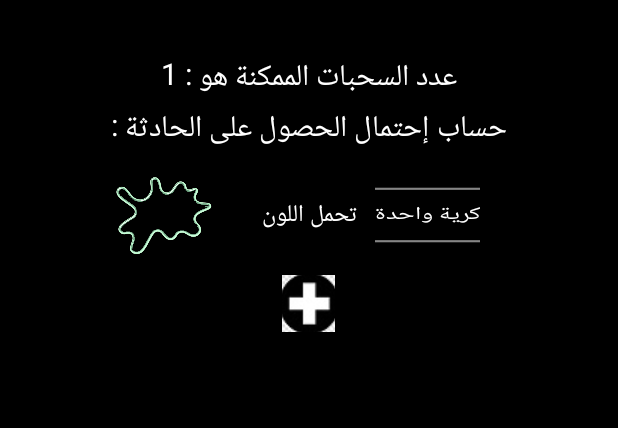
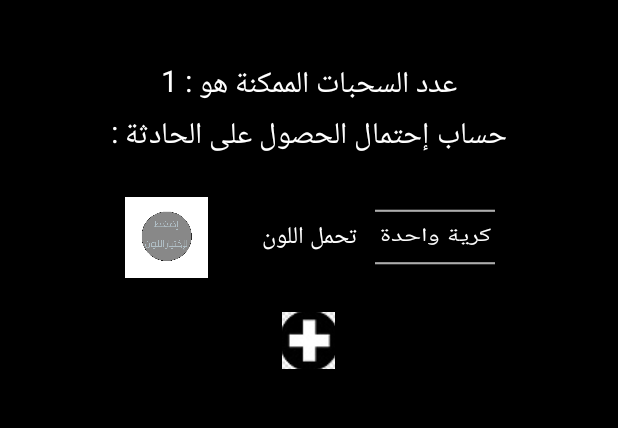
Before and after one commit to kheirouBMT/Probabilis, an Android app: the togetherF screen opened directly, with no data from a screen before it, on a phone screen of 412 x 824 dp, the part 84-512 px from its top. Run offline under Robolectric (Android 15) with nearby library versions, the phone set to English and light mode, and no system bars; 1 statement that could not run was skipped.

Commit message:
90% 1st layout

```diff
--- a/app/src/main/res/layout/activity_together_f.xml
+++ b/app/src/main/res/layout/activity_together_f.xml
@@ -18,7 +18,7 @@
             android:layout_width="match_parent"
             android:layout_height="wrap_content"
             android:orientation="vertical"
-            android:paddingVertical="15dp">
+            android:paddingVertical="20dp">
 
             <TextView
                 android:id="@+id/all1"
@@ -40,13 +40,14 @@
 
             <androidx.constraintlayout.widget.ConstraintLayout
                 android:id="@+id/first_line"
-                android:layout_width="match_parent"
-                android:layout_height="80dp"
-                android:layoutDirection="inherit">
+                android:layout_width="383dp"
+                android:layout_height="100dp"
+                android:layoutDirection="inherit"
+                android:layout_gravity="center">
 
                 <NumberPicker
-                    android:id="@+id/TEST"
-                    android:layout_width="70dp"
+                    android:id="@+id/picker1"
+                    android:layout_width="80dp"
                     android:layout_height="match_parent"
                     android:layout_marginStart="8dp"
                     android:importantForAccessibility="noHideDescendants"
@@ -75,26 +76,26 @@
                     android:id="@+id/color"
                     android:layout_width="86dp"
                     android:layout_height="54dp"
-                    android:onClick="switchColor"
+                    android:onClick="switchColor1"
                     app:layout_constraintBottom_toBottomOf="parent"
                     app:layout_constraintEnd_toStartOf="@+id/textView2"
                     app:layout_constraintHorizontal_bias="0.773"
                     app:layout_constraintStart_toStartOf="parent"
                     app:layout_constraintTop_toTopOf="parent"
-                    app:srcCompat="@drawable/black1" />
+                    app:srcCompat="@drawable/click" />
 
             </androidx.constraintlayout.widget.ConstraintLayout>
 
             <androidx.constraintlayout.widget.ConstraintLayout
                 android:id="@+id/second"
                 android:layout_width="match_parent"
-                android:layout_height="80dp"
+                android:layout_height="100dp"
                 android:layoutDirection="inherit"
                 android:visibility="gone">
 
                 <NumberPicker
-                    android:id="@+id/TEST2"
-                    android:layout_width="70dp"
+                    android:id="@+id/picker2"
+                    android:layout_width="80dp"
                     android:layout_height="match_parent"
                     android:layout_marginStart="8dp"
                     android:importantForAccessibility="noHideDescendants"
@@ -123,9 +124,57 @@
                     android:id="@+id/color2"
                     android:layout_width="86dp"
                     android:layout_height="54dp"
-                    android:onClick="switchColor"
+                    android:onClick="switchColor2"
                     app:layout_constraintBottom_toBottomOf="parent"
                     app:layout_constraintEnd_toStartOf="@+id/textView3"
+                    app:layout_constraintHorizontal_bias="0.773"
+                    app:layout_constraintStart_toStartOf="parent"
+                    app:layout_constraintTop_toTopOf="parent"
+                    app:srcCompat="@drawable/black1" />
+
+            </androidx.constraintlayout.widget.ConstraintLayout>
+
+            <androidx.constraintlayout.widget.ConstraintLayout
+                android:id="@+id/third"
+                android:layout_width="match_parent"
+                android:layout_height="80dp"
+                android:layoutDirection="inherit"
+                android:visibility="gone">
+
+                <NumberPicker
+                    android:id="@+id/picker3"
+                    android:layout_width="70dp"
+                    android:layout_height="match_parent"
+                    android:layout_marginStart="8dp"
+                    android:importantForAccessibility="noHideDescendants"
+                    android:scaleY="0.7"
+                    android:scrollbarSize="1dp"
+                    android:textAlignment="center"
+                    android:theme="@style/picker1"
+                    app:layout_constraintStart_toEndOf="@+id/textView4"
+                    tools:layout_editor_absoluteY="0dp" />
+
+                <TextView
+                    android:id="@+id/textView4"
+                    android:layout_width="72dp"
+                    android:layout_height="37dp"
+                    android:paddingVertical="5dp"
+                    android:text=" تحمل اللون "
+                    android:textAlignment="center"
+                    android:textColor="#FFFFFF"
+                    android:textSize="16sp"
+                    app:layout_constraintBottom_toBottomOf="parent"
+                    app:layout_constraintEnd_toEndOf="parent"
+                    app:layout_constraintStart_toStartOf="parent"
+                    app:layout_constraintTop_toTopOf="parent" />
+
+                <ImageView
+                    android:id="@+id/color3"
+                    android:layout_width="86dp"
+                    android:layout_height="54dp"
+                    android:onClick="switchColor2"
+                    app:layout_constraintBottom_toBottomOf="parent"
+                    app:layout_constraintEnd_toStartOf="@+id/textView4"
                     app:layout_constraintHorizontal_bias="0.773"
                     app:layout_constraintStart_toStartOf="parent"
                     app:layout_constraintTop_toTopOf="parent"
--- a/app/src/main/res/values/themes.xml
+++ b/app/src/main/res/values/themes.xml
@@ -26,7 +26,7 @@
         <item name="android:textColorPrimary">@android:color/white</item>
         <item name="colorControlNormal">@android:color/white</item>
         <item name="strokeColor">@android:color/white</item>
-        <item name="android:textSize">17sp</item>
+        <item name="android:textSize">18sp</item>
 
     </style>
 </resources>
--- a/build.gradle
+++ b/build.gradle
@@ -5,7 +5,7 @@ buildscript {
         mavenCentral()
     }
     dependencies {
-        classpath "com.android.tools.build:gradle:7.0.3"
+        classpath 'com.android.tools.build:gradle:7.0.4'
 
         // NOTE: Do not place your application dependencies here; they belong
         // in the individual module build.gradle files
```
Also changed, not shown: app/src/main/java/com/example/probabilis/togetherF.java (+257 -56 lines), app/src/main/res/layout/pop_up2.xml (added, +57 -0 lines), app/src/main/res/layout/to_be_cloned.xml (added, +51 -0 lines), app/src/main/res/drawable/background1.png (added), app/src/main/res/drawable/click.png (added), app/src/main/res/drawable/max.png (added), app/src/main/res/drawable/min.png (added), app/src/main/res/drawable/special.png (added).
